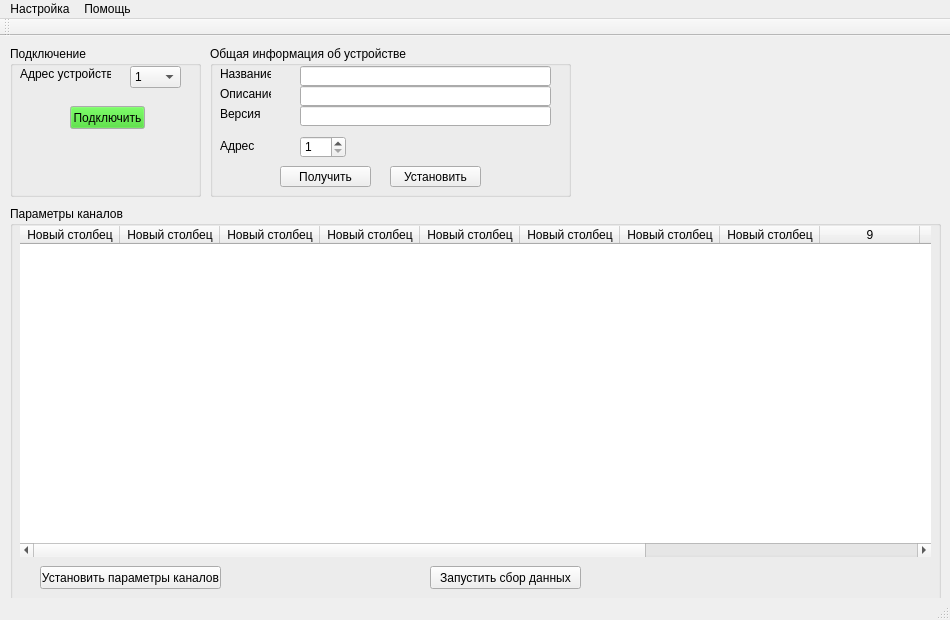
Before: the Qt Designer form Threading/Threading/mainwindow.ui in nowhard/uUSO_CONFIG_QT, drawn with Qt 5.
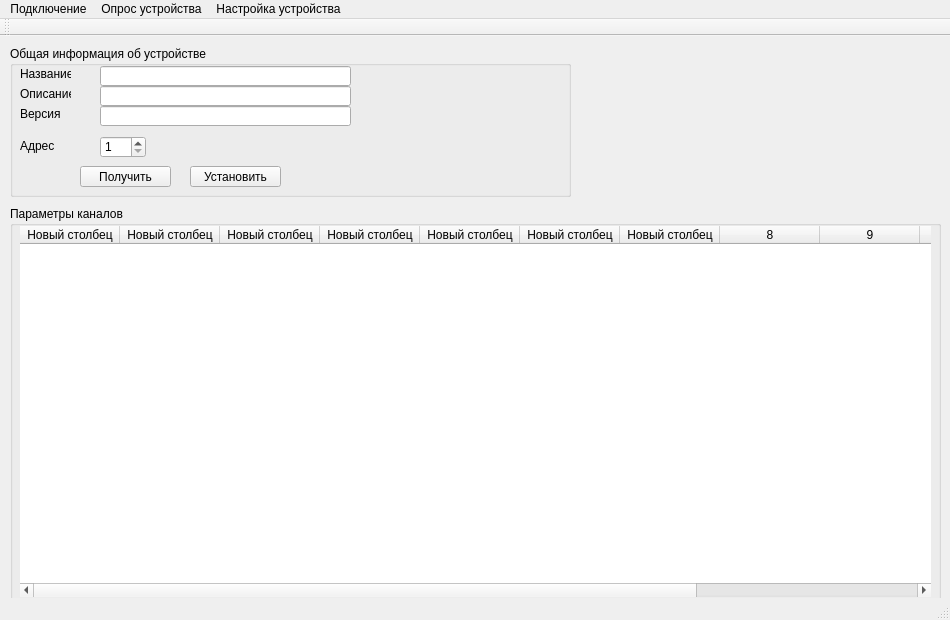
After: the same form once the commit is applied.

Patch:
```diff
--- a/Threading/Threading/mainwindow.ui
+++ b/Threading/Threading/mainwindow.ui
@@ -40,176 +40,6 @@
    <string>uUSO.настройка</string>
   </property>
   <widget class="QWidget" name="centralWidget">
-   <widget class="QGroupBox" name="groupBox">
-    <property name="geometry">
-     <rect>
-      <x>10</x>
-      <y>10</y>
-      <width>191</width>
-      <height>151</height>
-     </rect>
-    </property>
-    <property name="title">
-     <string>Подключение</string>
-    </property>
-    <widget class="QPushButton" name="pushButton">
-     <property name="enabled">
-      <bool>true</bool>
-     </property>
-     <property name="geometry">
-      <rect>
-       <x>60</x>
-       <y>60</y>
-       <width>75</width>
-       <height>23</height>
-      </rect>
-     </property>
-     <property name="palette">
-      <palette>
-       <active>
-        <colorrole role="Button">
-         <brush brushstyle="SolidPattern">
-          <color alpha="255">
-           <red>52</red>
-           <green>212</green>
-           <blue>28</blue>
-          </color>
-         </brush>
-        </colorrole>
-       </active>
-       <inactive>
-        <colorrole role="Button">
-         <brush brushstyle="SolidPattern">
-          <color alpha="255">
-           <red>52</red>
-           <green>212</green>
-           <blue>28</blue>
-          </color>
-         </brush>
-        </colorrole>
-       </inactive>
-       <disabled>
-        <colorrole role="Button">
-         <brush brushstyle="SolidPattern">
-          <color alpha="255">
-           <red>52</red>
-           <green>212</green>
-           <blue>28</blue>
-          </color>
-         </brush>
-        </colorrole>
-       </disabled>
-      </palette>
-     </property>
-     <property name="text">
-      <string>Подключить</string>
-     </property>
-     <property name="checkable">
-      <bool>false</bool>
-     </property>
-    </widget>
-    <widget class="QLabel" name="label_16">
-     <property name="geometry">
-      <rect>
-       <x>10</x>
-       <y>20</y>
-       <width>91</width>
-       <height>16</height>
-      </rect>
-     </property>
-     <property name="text">
-      <string>Адрес устройства</string>
-     </property>
-    </widget>
-    <widget class="QComboBox" name="comboBox_5">
-     <property name="geometry">
-      <rect>
-       <x>120</x>
-       <y>20</y>
-       <width>51</width>
-       <height>22</height>
-      </rect>
-     </property>
-     <property name="maxVisibleItems">
-      <number>15</number>
-     </property>
-     <item>
-      <property name="text">
-       <string>1</string>
-      </property>
-     </item>
-     <item>
-      <property name="text">
-       <string>2</string>
-      </property>
-     </item>
-     <item>
-      <property name="text">
-       <string>3</string>
-      </property>
-     </item>
-     <item>
-      <property name="text">
-       <string>4</string>
-      </property>
-     </item>
-     <item>
-      <property name="text">
-       <string>5</string>
-      </property>
-     </item>
-     <item>
-      <property name="text">
-       <string>6</string>
-      </property>
-     </item>
-     <item>
-      <property name="text">
-       <string>7</string>
-      </property>
-     </item>
-     <item>
-      <property name="text">
-       <string>8</string>
-      </property>
-     </item>
-     <item>
-      <property name="text">
-       <string>9</string>
-      </property>
-     </item>
-     <item>
-      <property name="text">
-       <string>10</string>
-      </property>
-     </item>
-     <item>
-      <property name="text">
-       <string>11</string>
-      </property>
-     </item>
-     <item>
-      <property name="text">
-       <string>12</string>
-      </property>
-     </item>
-     <item>
-      <property name="text">
-       <string>13</string>
-      </property>
-     </item>
-     <item>
-      <property name="text">
-       <string>14</string>
-      </property>
-     </item>
-     <item>
-      <property name="text">
-       <string>15</string>
-      </property>
-     </item>
-    </widget>
-   </widget>
    <widget class="QGroupBox" name="groupBox_3">
     <property name="geometry">
      <rect>
@@ -228,7 +58,7 @@
        <x>10</x>
        <y>20</y>
        <width>911</width>
-       <height>331</height>
+       <height>371</height>
       </rect>
      </property>
      <property name="mouseTracking">
@@ -265,7 +95,7 @@
       <number>0</number>
      </property>
      <property name="columnCount">
-      <number>13</number>
+      <number>12</number>
      </property>
      <attribute name="horizontalHeaderDefaultSectionSize">
       <number>100</number>
@@ -320,43 +150,12 @@
        <string>Новый столбец</string>
       </property>
      </column>
-     <column>
-      <property name="text">
-       <string>Новый столбец</string>
-      </property>
-     </column>
      <column/>
      <column/>
      <column/>
      <column/>
      <column/>
     </widget>
-    <widget class="QPushButton" name="pushButton_4">
-     <property name="geometry">
-      <rect>
-       <x>30</x>
-       <y>360</y>
-       <width>181</width>
-       <height>23</height>
-      </rect>
-     </property>
-     <property name="text">
-      <string>Установить параметры каналов</string>
-     </property>
-    </widget>
-    <widget class="QPushButton" name="pushButton_3">
-     <property name="geometry">
-      <rect>
-       <x>420</x>
-       <y>360</y>
-       <width>151</width>
-       <height>23</height>
-      </rect>
-     </property>
-     <property name="text">
-      <string>Запустить сбор данных</string>
-     </property>
-    </widget>
    </widget>
    <widget class="QGroupBox" name="groupBox_4">
     <property name="enabled">
@@ -364,9 +163,9 @@
     </property>
     <property name="geometry">
      <rect>
-      <x>210</x>
+      <x>10</x>
       <y>10</y>
-      <width>361</width>
+      <width>561</width>
       <height>151</height>
      </rect>
     </property>
@@ -522,20 +321,27 @@
    </property>
    <widget class="QMenu" name="menu">
     <property name="title">
-     <string>Настройка</string>
+     <string>Подключение</string>
     </property>
     <addaction name="action_COM"/>
+   </widget>
+   <widget class="QMenu" name="menu_2">
+    <property name="title">
+     <string>Настройка устройства</string>
+    </property>
+    <addaction name="action_Set_Settings_Default"/>
     <addaction name="action_SAVE"/>
     <addaction name="action_LOAD"/>
     <addaction name="action_Set_Settings_Default"/>
    </widget>
-   <widget class="QMenu" name="menu_2">
+   <widget class="QMenu" name="menu_3">
     <property name="title">
-     <string>Помощь</string>
+     <string>Опрос устройства</string>
     </property>
     <addaction name="action"/>
    </widget>
    <addaction name="menu"/>
+   <addaction name="menu_3"/>
    <addaction name="menu_2"/>
   </widget>
   <widget class="QToolBar" name="mainToolBar">
```
Left out of the diff: 20 changed lines with no effect on the pictures.
